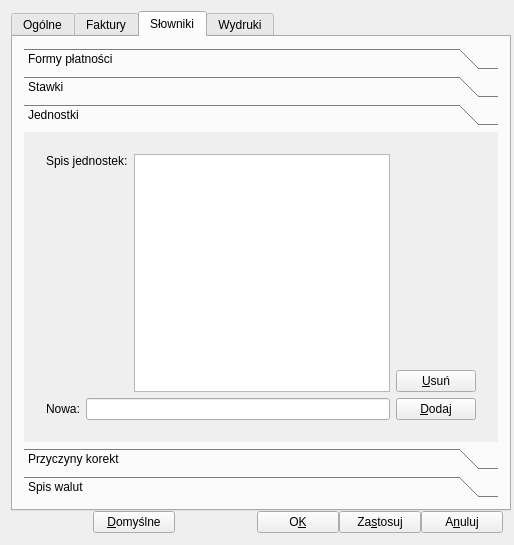
Old version of the form ui/Setting.ui in the repository juliagoda/qfaktury.
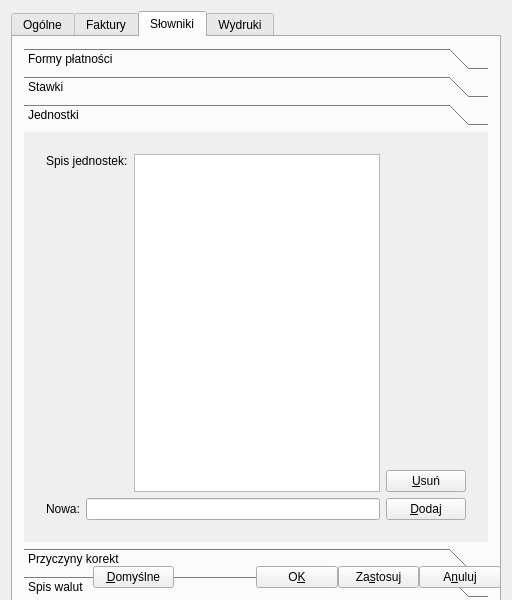
New version of the form. The open tabs and pages were chosen to show the change.

The edit to the form file:
```diff
--- a/ui/Setting.ui
+++ b/ui/Setting.ui
@@ -6,8 +6,8 @@
    <rect>
     <x>0</x>
     <y>0</y>
-    <width>514</width>
-    <height>545</height>
+    <width>512</width>
+    <height>600</height>
    </rect>
   </property>
   <property name="sizePolicy">
@@ -18,8 +18,8 @@
   </property>
   <property name="minimumSize">
    <size>
-    <width>500</width>
-    <height>545</height>
+    <width>400</width>
+    <height>600</height>
    </size>
   </property>
   <property name="maximumSize">
@@ -42,8 +42,8 @@
      </property>
      <property name="minimumSize">
       <size>
-       <width>500</width>
-       <height>500</height>
+       <width>400</width>
+       <height>600</height>
       </size>
      </property>
      <property name="currentIndex">
@@ -812,8 +812,8 @@
            <rect>
             <x>0</x>
             <y>0</y>
-            <width>472</width>
-            <height>266</height>
+            <width>484</width>
+            <height>387</height>
            </rect>
           </property>
           <attribute name="label">
```
Left out of the diff: 20 changed lines with no effect on the pictures.
